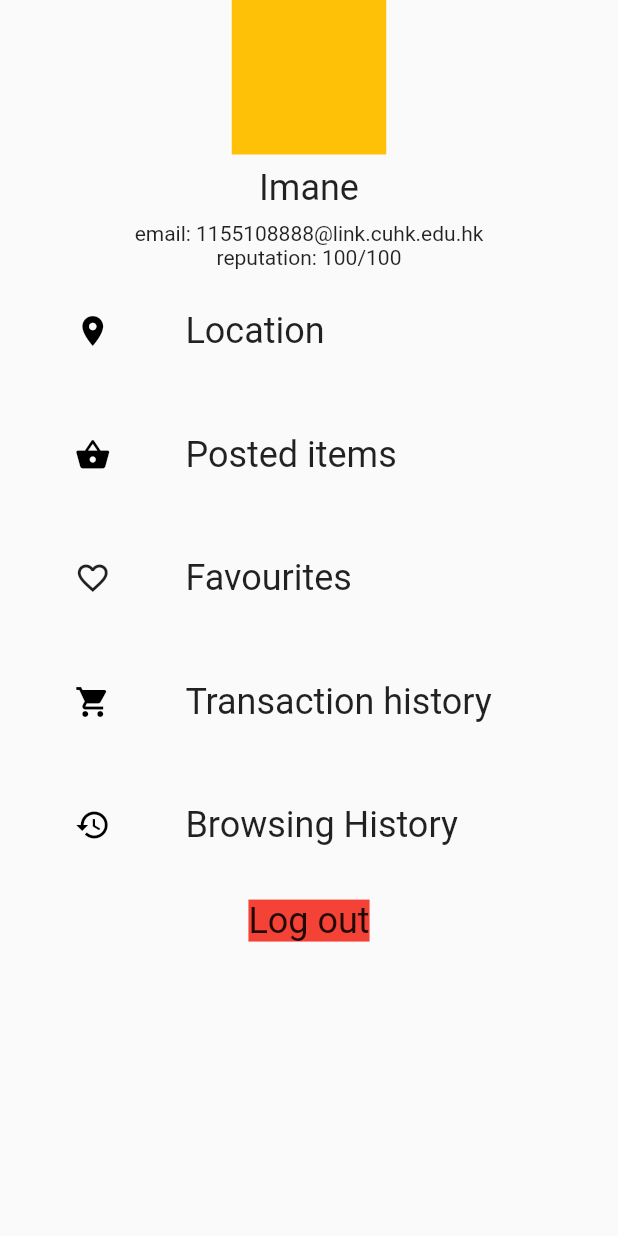
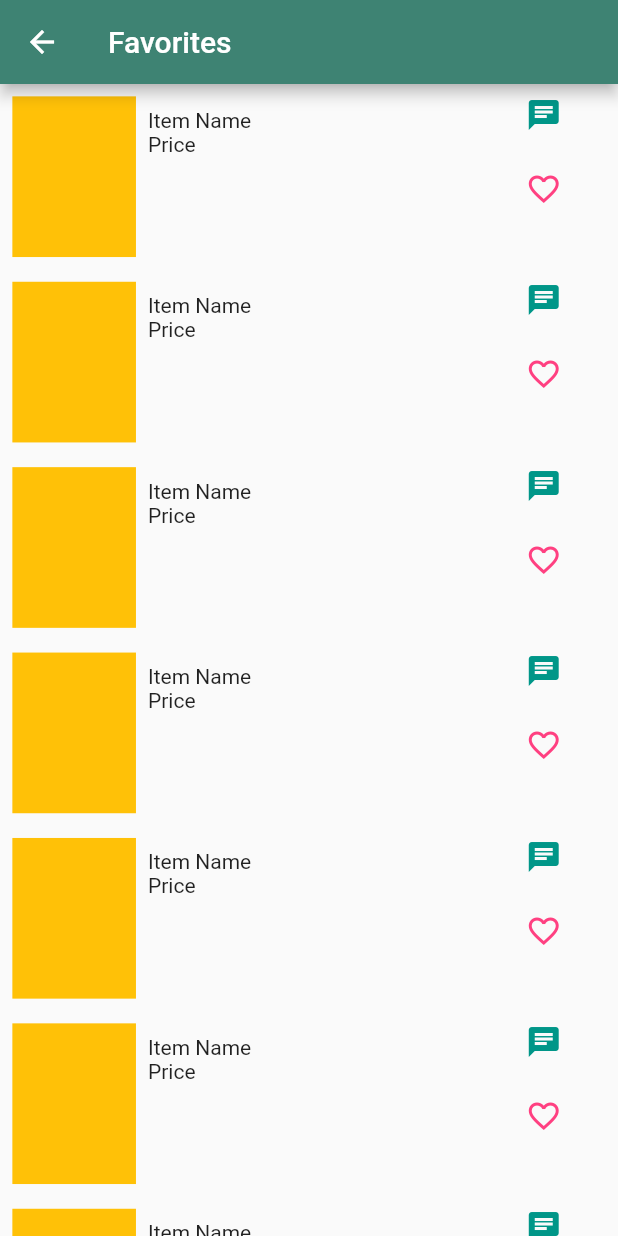
Before and after one commit to LI-Jialu/CUHK_Treasure_Hunt, a Flutter app: the HomescreenProfile screen opened directly, after a tap on "Favourites", on a phone screen of 412 x 824 dp. Run offline on Flutter 3.47's test engine with Material 2 defaults, Android fonts, the phone set to English and light mode, and no system bars; accounts and stored records are empty.

Commit message:
add and update the screens

```diff
--- a/lib/screens/favorite_screen.dart
+++ b/lib/screens/favorite_screen.dart
@@ -0,0 +1,23 @@
+import 'package:flutter/material.dart';
+import 'package:cuhk_treasure_hunt/widgets/long_item_card.dart';
+
+class FavoriteScreen extends StatefulWidget {
+  @override
+  _FavoriteScreenState createState() => _FavoriteScreenState();
+}
+
+class _FavoriteScreenState extends State<FavoriteScreen> {
+  @override
+  Widget build(BuildContext context) {
+    return Scaffold(
+      appBar: AppBar(title: Text('Favorites'),),
+      body: SafeArea(
+        child: ListView.builder(
+            scrollDirection: Axis.vertical,
+            itemBuilder: (context, index){
+              return LongItemCard();
+            }),
+      ),
+    );
+  }
+}
--- a/lib/screens/home_screen.dart
+++ b/lib/screens/home_screen.dart
@@ -43,7 +43,7 @@ class _HomeScreenState extends State<HomeScreen> {
     null,
     null,
     AppBar(
-      title: Text("Browsing"),
+      title: Text("Profile"),
       elevation: 0,
     ),
   ];
--- a/lib/widgets/homescreen_profile.dart
+++ b/lib/widgets/homescreen_profile.dart
@@ -1,9 +1,11 @@
+import 'package:cuhk_treasure_hunt/screens/browsing_history_screen.dart';
+import 'package:cuhk_treasure_hunt/screens/favorite_screen.dart';
 import 'package:cuhk_treasure_hunt/utilities/size_config.dart';
 import 'package:flutter/material.dart';
+import 'package:cuhk_treasure_hunt/screens/browsing_history_screen.dart';
 
 class HomescreenProfile extends StatefulWidget {
   const HomescreenProfile({Key key}) : super(key: key);
-
   @override
   _HomescreenProfileScreenState createState() =>
       _HomescreenProfileScreenState();
@@ -109,7 +111,13 @@ class _HomescreenProfileScreenState extends State<HomescreenProfile> {
                           width: SizeConfig.safeBlockVertical * 15,
                           child: Icon(Icons.favorite_border)),
                       GestureDetector(
-                        onTap: () {}, //go to Favourites
+                        onTap: () {
+                          Navigator.push(
+                            context,
+                            MaterialPageRoute(
+                                builder: (context) => FavoriteScreen()),
+                          );
+                        }, //go to Favourites
                         child: Container(
                           child: Text(
                             "Favourites",
@@ -151,7 +159,13 @@ class _HomescreenProfileScreenState extends State<HomescreenProfile> {
                             color: Colors.black,
                           )),
                       GestureDetector(
-                        onTap: () {}, //go to Browsing History
+                        onTap: () {
+                          Navigator.push(
+                            context,
+                            MaterialPageRoute(builder:
+                                (context) => BrowsingHistoryScreen(),),
+                          );
+                        }, //go to Browsing History
                         child: Container(
                           child: Text(
                             "Browsing History",
--- a/lib/widgets/long_item_card.dart
+++ b/lib/widgets/long_item_card.dart
@@ -0,0 +1,95 @@
+import 'package:cuhk_treasure_hunt/utilities/size_config.dart';
+import 'package:flutter/material.dart';
+import 'package:cuhk_treasure_hunt/screens/chatroom_screen.dart';
+
+class LongItemCard extends StatefulWidget {
+  @override
+  _LongItemCardState createState() => _LongItemCardState();
+}
+
+class _LongItemCardState extends State<LongItemCard> {
+
+  bool isFavorite = false;  //to implement the backend to check if its favorite
+
+  @override
+  Widget build(BuildContext context) {
+    return Container(
+      height: SizeConfig.safeBlockVertical * 15,
+      width: SizeConfig.screenWidth,
+      padding: EdgeInsets.symmetric(
+          horizontal: SizeConfig.safeBlockHorizontal * 2,
+          vertical: SizeConfig.safeBlockVertical * 1),
+      child: Row(
+        children: <Widget>[
+          Container(
+            height: SizeConfig.safeBlockVertical * 13,
+            width: SizeConfig.safeBlockHorizontal * 20,
+            color: Colors.amber,
+          ),
+          Expanded(
+            child: Padding(
+              padding: const EdgeInsets.all(8.0),
+              child: Column(
+                crossAxisAlignment: CrossAxisAlignment.start,
+                children: <Widget>[
+                  Container(
+                    child: Text("Item Name"),
+                  ),
+                  Container(
+                    child: Text("Price"),
+                  ),
+                ],
+              ),
+            ),
+          ),
+          Container(
+            width: SizeConfig.safeBlockHorizontal * 20,
+            child: Column(
+              children: <Widget>[
+                Container(
+                    height: SizeConfig.safeBlockVertical * 3,
+                    width: SizeConfig.safeBlockVertical * 3,
+                    child: GestureDetector(
+                      onTap: () {
+                        //TODO link the database to resume or start the chat
+                        Navigator.push(
+                          context,
+                          MaterialPageRoute(
+                              builder: (context) => ChatroomScreen()),
+                        );
+                      },
+                      child: Icon(
+                        Icons.chat,
+                        color: Colors.teal,
+                      ),
+                    )),
+                SizedBox(
+                  height: SizeConfig.safeBlockVertical * 3,
+                ),
+                Container(
+                  height: SizeConfig.safeBlockVertical * 3,
+                  width: SizeConfig.safeBlockVertical * 3,
+                  child: GestureDetector(
+                    onTap: () {
+                      isFavorite = !isFavorite;
+                      setState(() {});
+                    },
+                    child: isFavorite
+                        ? Icon(
+                      Icons.favorite,
+                      color: Colors.pinkAccent,
+                    )
+                        : Icon(
+                      Icons.favorite_border,
+                      color: Colors.pinkAccent,
+                    ),
+                  ),
+                )
+              ],
+            ),
+          ),
+        ],
+      ),
+    );
+  }
+}
```
Also changed, not shown: lib/screens/browsing_history_screen.dart (+23 -0 lines), lib/widgets/homescreen_chat_list.dart (+17 -5 lines), pubspec.lock, 2 other files.
